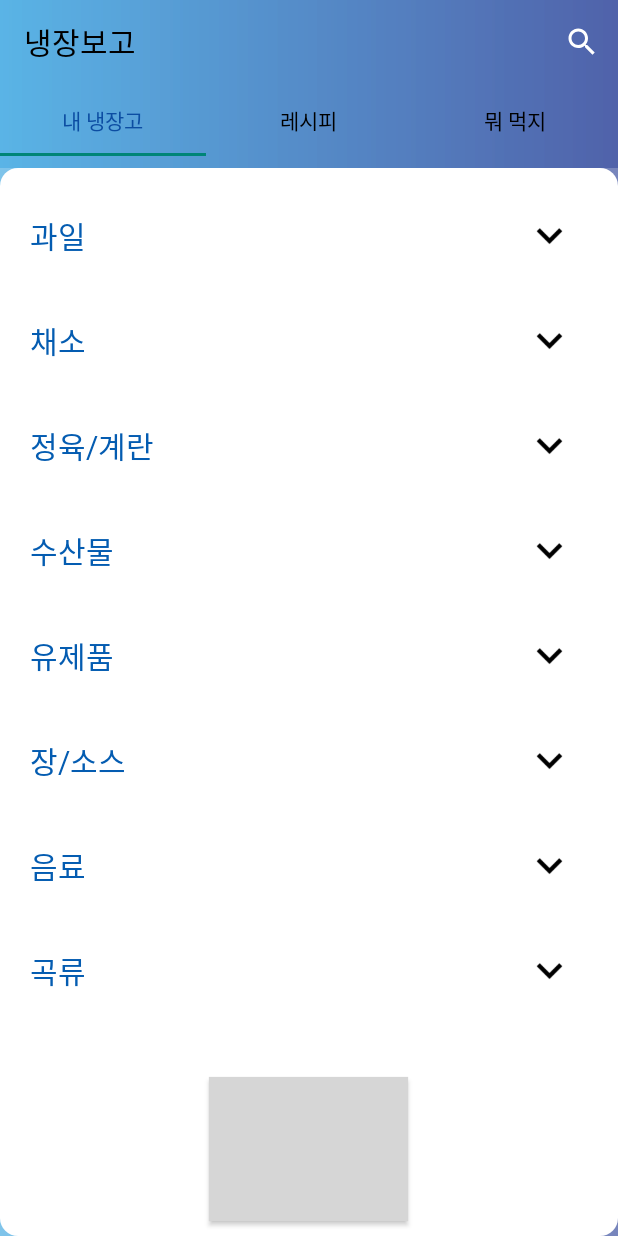
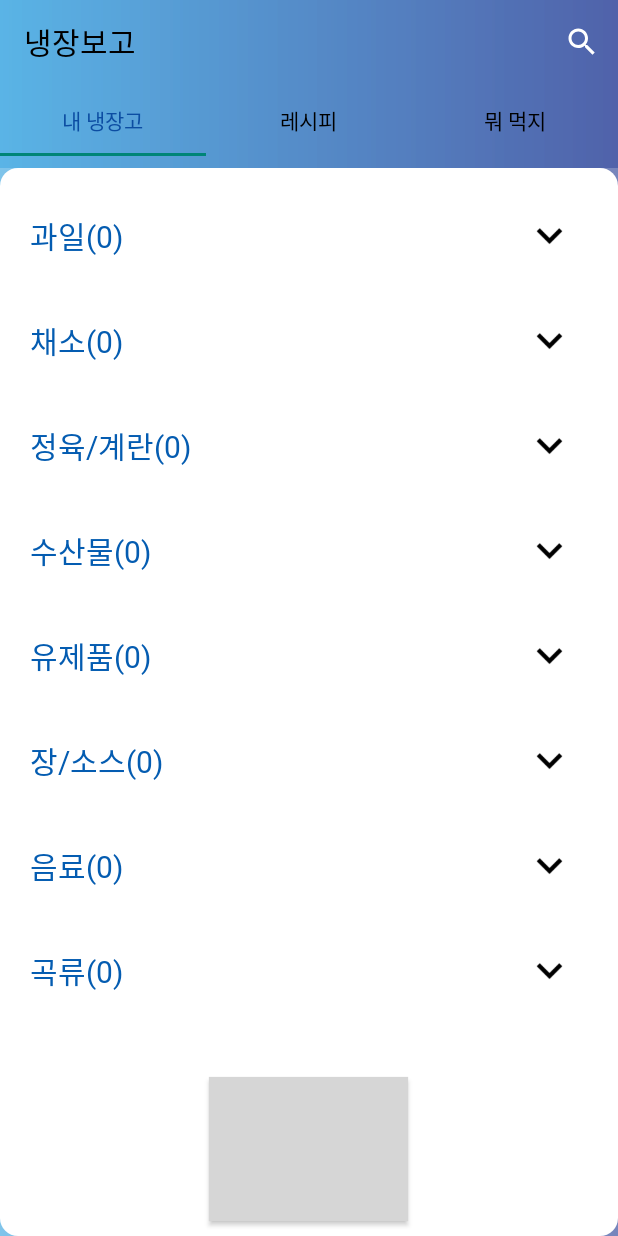
Before and after one commit to elmellamo/My_R_project, an Android app: the screen it shows after launch (MainActivity), on a phone screen of 412 x 824 dp. Run offline under Robolectric (Android 15) with nearby library versions, the phone set to English and light mode, and no system bars; grey boxes are pictures that could not be loaded.

Commit message:
이거 내가한거임^^-kdg

```diff
--- a/app/src/main/java/com/example/myrproject/DBHelper.java
+++ b/app/src/main/java/com/example/myrproject/DBHelper.java
@@ -73,6 +73,16 @@ public class DBHelper extends SQLiteOpenHelper {
         ArrayList<ExpandableListAdapter.Item> rice = new ArrayList<>();
         ArrayList<ExpandableListAdapter.Item> kimchi = new ArrayList<>();
         ArrayList<ExpandableListAdapter.Item> remainder = new ArrayList<>();
+        int fruitcnt = 0;
+        int vegcnt = 0;
+        int meatcnt = 0;
+        int fishcnt = 0;
+        int dairycnt = 0;
+        int drinkcnt = 0;
+        int saucecnt = 0;
+        int ricecnt = 0;
+        int kimchicnt = 0;
+        int remaindercnt = 0;
 
         SQLiteDatabase db = getReadableDatabase();//조회 다른것과 다르다 읽는 행위
         Cursor cursor = db.rawQuery("SELECT * FROM Refrigerator ORDER BY writeDate DESC",null);
@@ -95,55 +105,65 @@ public class DBHelper extends SQLiteOpenHelper {
 
                 if(type.equalsIgnoreCase("과일")) {
                     fruit.add(new ExpandableListAdapter.Item(ExpandableListAdapter.CHILD, type, name, cnt, unit, writedate));
+                    fruitcnt += 1;
                 }
                 else if(type.equalsIgnoreCase("채소")){
                     veg.add(new ExpandableListAdapter.Item(ExpandableListAdapter.CHILD, type, name, cnt, unit, writedate));
+                    vegcnt += 1;
                 }
                 else if(type.equalsIgnoreCase("정육/계란")){
                     meat.add(new ExpandableListAdapter.Item(ExpandableListAdapter.CHILD, type, name, cnt, unit, writedate));
+                    meatcnt += 1;
                 }
                 else if(type.equalsIgnoreCase("수산물")){
                     fish.add(new ExpandableListAdapter.Item(ExpandableListAdapter.CHILD, type, name, cnt, unit, writedate));
+                    fishcnt += 1;
                 }
                 else if(type.equalsIgnoreCase("유제품")){
                     dairy.add(new ExpandableListAdapter.Item(ExpandableListAdapter.CHILD, type, name, cnt, unit, writedate));
+                    dairycnt += 1;
                 }
                 else if(type.equalsIgnoreCase("음료")){
                     drink.add(new ExpandableListAdapter.Item(ExpandableListAdapter.CHILD, type, name, cnt, unit, writedate));
+                    drinkcnt+=1;
                 }
                 else if(type.equalsIgnoreCase("장/소스")){
                     sauce.add(new ExpandableListAdapter.Item(ExpandableListAdapter.CHILD, type, name, cnt, unit, writedate));
+                    saucecnt += 1;
                 }
                 else if(type.equalsIgnoreCase("곡류")){
                     rice.add(new ExpandableListAdapter.Item(ExpandableListAdapter.CHILD, type, name, cnt, unit, writedate));
+                    ricecnt += 1;
                 }
                 else if(type.equalsIgnoreCase("김치/반찬")){
                     kimchi.add(new ExpandableListAdapter.Item(ExpandableListAdapter.CHILD, type, name, cnt, unit, writedate));
+                    kimchicnt += 1;
                 }
                 else{
                     remainder.add(new ExpandableListAdapter.Item(ExpandableListAdapter.CHILD, type, name, cnt, unit, writedate));
+                    remaindercnt += 1;
                 }
             }
         }
-        entire.add(new ExpandableListAdapter.Item(ExpandableListAdapter.HEADER,"과일","과일","수량","단위","시간"));
+        entire.add(new ExpandableListAdapter.Item(ExpandableListAdapter.HEADER,"과일","과일"+"("+Integer.toString(fruitcnt)+")","수량","단위","시간"));
         entire.addAll(fruit);
-        entire.add(new ExpandableListAdapter.Item(ExpandableListAdapter.HEADER,"채소", "채소","수량","단위","시간"));
+        entire.add(new ExpandableListAdapter.Item(ExpandableListAdapter.HEADER,"채소", "채소"+"("+Integer.toString(vegcnt)+")","수량","단위","시간"));
         entire.addAll(veg);
-        entire.add(new ExpandableListAdapter.Item(ExpandableListAdapter.HEADER,"정육/계란", "정육/계란","수량","단위","시간"));
+        entire.add(new ExpandableListAdapter.Item(ExpandableListAdapter.HEADER,"정육/계란", "정육/계란"+"("+Integer.toString(meatcnt)+")","수량","단위","시간"));
         entire.addAll(meat);
-        entire.add(new ExpandableListAdapter.Item(ExpandableListAdapter.HEADER,"수산물", "수산물","수량","단위","시간"));
+        entire.add(new ExpandableListAdapter.Item(ExpandableListAdapter.HEADER,"수산물", "수산물"+"("+Integer.toString(fishcnt)+")","수량","단위","시간"));
         entire.addAll(fish);
-        entire.add(new ExpandableListAdapter.Item(ExpandableListAdapter.HEADER,"유제품", "유제품","수량","단위","시간"));
+        entire.add(new ExpandableListAdapter.Item(ExpandableListAdapter.HEADER,"유제품", "유제품"+"("+Integer.toString(dairycnt)+")","수량","단위","시간"));
         entire.addAll(dairy);
-        entire.add(new ExpandableListAdapter.Item(ExpandableListAdapter.HEADER,"장/소스", "장/소스","수량","단위","시간"));
+        entire.add(new ExpandableListAdapter.Item(ExpandableListAdapter.HEADER,"장/소스", "장/소스"+"("+Integer.toString(saucecnt)+")","수량","단위","시간"));
         entire.addAll(sauce);
-        entire.add(new ExpandableListAdapter.Item(ExpandableListAdapter.HEADER,"음료", "음료","수량","단위","시간"));
+        entire.add(new ExpandableListAdapter.Item(ExpandableListAdapter.HEADER,"음료", "음료"+"("+Integer.toString(drinkcnt)+")","수량","단위","시간"));
         entire.addAll(drink);
-        entire.add(new ExpandableListAdapter.Item(ExpandableListAdapter.HEADER,"곡류", "곡류","수량","단위","시간"));
+        entire.add(new ExpandableListAdapter.Item(ExpandableListAdapter.HEADER,"곡류", "곡류"+"("+Integer.toString(ricecnt)+")","수량","단위","시간"));
         entire.addAll(rice);
-        entire.add(new ExpandableListAdapter.Item(ExpandableListAdapter.HEADER,"김치/반찬", "김치/반찬","수량","단위","시간"));
+        entire.add(new ExpandableListAdapter.Item(ExpandableListAdapter.HEADER,"김치/반찬", "김치/반찬"+"("+Integer.toString(kimchicnt)+")","수량","단위","시간"));
         entire.addAll(kimchi);
-        entire.add(new ExpandableListAdapter.Item(ExpandableListAdapter.HEADER,"기타", "기타","수량","단위","시간"));
+        entire.add(new ExpandableListAdapter.Item(ExpandableListAdapter.HEADER,"기타", "기타"+"("+Integer.toString(remaindercnt)+")","수량","단위","시간"));
         entire.addAll(remainder);
         cursor.close();
         return entire;//담아놓은 것을 언제 어디든 호출 가능
--- a/app/src/main/res/layout/my_r_list_header.xml
+++ b/app/src/main/res/layout/my_r_list_header.xml
@@ -8,14 +8,14 @@
         android:id="@+id/header_title"
         android:layout_width="212dp"
         android:layout_height="match_parent"
+        android:layout_alignParentLeft="true"
         android:layout_marginLeft="20dp"
         android:layout_marginTop="10dp"
         android:layout_marginBottom="10dp"
         android:gravity="center_vertical"
         android:text="음식 종류"
-        android:textSize="20sp"
-        android:layout_alignParentLeft="true"
-        android:textColor="#045CB1" />
+        android:textColor="#045CB1"
+        android:textSize="20sp" />
 
     <ImageView
         android:id="@+id/btn_expand_toggle"
```
Also changed, not shown: app/src/main/java/com/example/myrproject/ExpandableListAdapter.java (+10 -0 lines).
